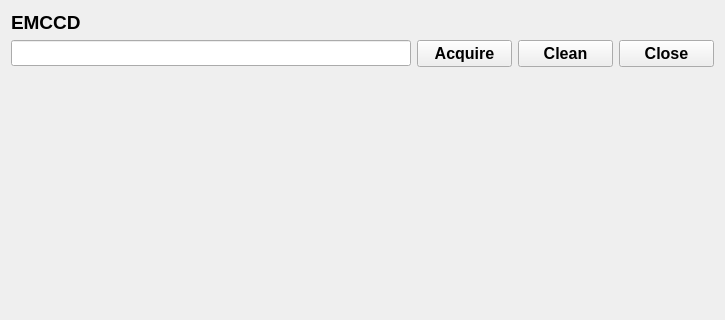
The window that labctrl/components/cameras/EMCCD/bundle_widget.ui (Astro-Aionia/CB331-Labctrl) describes before a commit, drawn with Qt 5; both pictures show x 0 to 725 and y 0 to 320 of the 725 by 650 pixel window.
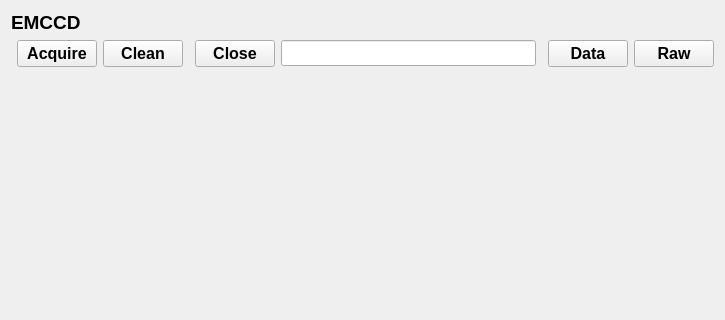
The same window after the commit.

Commit message: add funtion: open the data directory

```diff
--- a/labctrl/components/cameras/EMCCD/bundle_widget.ui
+++ b/labctrl/components/cameras/EMCCD/bundle_widget.ui
@@ -14,64 +14,7 @@
    <string>EMCCD</string>
   </property>
   <layout class="QGridLayout" name="gridLayout">
-   <item row="1" column="3">
-    <widget class="QPushButton" name="pushButton_3">
-     <property name="sizePolicy">
-      <sizepolicy hsizetype="Minimum" vsizetype="Fixed">
-       <horstretch>0</horstretch>
-       <verstretch>0</verstretch>
-      </sizepolicy>
-     </property>
-     <property name="font">
-      <font>
-       <pointsize>12</pointsize>
-       <bold>true</bold>
-      </font>
-     </property>
-     <property name="text">
-      <string>Close</string>
-     </property>
-    </widget>
-   </item>
-   <item row="1" column="1">
-    <widget class="QPushButton" name="pushButton_1">
-     <property name="sizePolicy">
-      <sizepolicy hsizetype="Minimum" vsizetype="Fixed">
-       <horstretch>0</horstretch>
-       <verstretch>0</verstretch>
-      </sizepolicy>
-     </property>
-     <property name="font">
-      <font>
-       <pointsize>12</pointsize>
-       <bold>true</bold>
-      </font>
-     </property>
-     <property name="text">
-      <string>Acquire</string>
-     </property>
-    </widget>
-   </item>
-   <item row="1" column="2">
-    <widget class="QPushButton" name="pushButton_2">
-     <property name="sizePolicy">
-      <sizepolicy hsizetype="Minimum" vsizetype="Fixed">
-       <horstretch>0</horstretch>
-       <verstretch>0</verstretch>
-      </sizepolicy>
-     </property>
-     <property name="font">
-      <font>
-       <pointsize>12</pointsize>
-       <bold>true</bold>
-      </font>
-     </property>
-     <property name="text">
-      <string>Clean</string>
-     </property>
-    </widget>
-   </item>
-   <item row="1" column="0">
+   <item row="1" column="5">
     <widget class="QLineEdit" name="lineEdit">
      <property name="maximumSize">
       <size>
@@ -106,7 +49,7 @@
      </property>
     </widget>
    </item>
-   <item row="2" column="0" colspan="4">
+   <item row="2" column="0" colspan="9">
     <widget class="QWidget" name="widget" native="true">
      <property name="font">
       <font>
@@ -116,6 +59,101 @@
      </property>
     </widget>
    </item>
+   <item row="1" column="8">
+    <widget class="QPushButton" name="pushButton_5">
+     <property name="sizePolicy">
+      <sizepolicy hsizetype="Minimum" vsizetype="Fixed">
+       <horstretch>0</horstretch>
+       <verstretch>0</verstretch>
+      </sizepolicy>
+     </property>
+     <property name="font">
+      <font>
+       <pointsize>12</pointsize>
+       <bold>true</bold>
+      </font>
+     </property>
+     <property name="text">
+      <string>Raw</string>
+     </property>
+    </widget>
+   </item>
+   <item row="1" column="4">
+    <widget class="QPushButton" name="pushButton_3">
+     <property name="sizePolicy">
+      <sizepolicy hsizetype="Minimum" vsizetype="Fixed">
+       <horstretch>0</horstretch>
+       <verstretch>0</verstretch>
+      </sizepolicy>
+     </property>
+     <property name="font">
+      <font>
+       <pointsize>12</pointsize>
+       <bold>true</bold>
+      </font>
+     </property>
+     <property name="text">
+      <string>Close</string>
+     </property>
+    </widget>
+   </item>
+   <item row="1" column="1">
+    <widget class="QPushButton" name="pushButton_1">
+     <property name="sizePolicy">
+      <sizepolicy hsizetype="Minimum" vsizetype="Fixed">
+       <horstretch>0</horstretch>
+       <verstretch>0</verstretch>
+      </sizepolicy>
+     </property>
+     <property name="font">
+      <font>
+       <pointsize>12</pointsize>
+       <bold>true</bold>
+      </font>
+     </property>
+     <property name="text">
+      <string>Acquire</string>
+     </property>
+    </widget>
+   </item>
+   <item row="1" column="2">
+    <widget class="QPushButton" name="pushButton_2">
+     <property name="sizePolicy">
+      <sizepolicy hsizetype="Minimum" vsizetype="Fixed">
+       <horstretch>0</horstretch>
+       <verstretch>0</verstretch>
+      </sizepolicy>
+     </property>
+     <property name="font">
+      <font>
+       <pointsize>12</pointsize>
+       <bold>true</bold>
+      </font>
+     </property>
+     <property name="text">
+      <string>Clean</string>
+     </property>
+    </widget>
+   </item>
+   <item row="1" column="7">
+    <widget class="QPushButton" name="pushButton_4">
+     <property name="sizePolicy">
+      <sizepolicy hsizetype="Minimum" vsizetype="Fixed">
+       <horstretch>0</horstretch>
+       <verstretch>0</verstretch>
+      </sizepolicy>
+     </property>
+     <property name="font">
+      <font>
+       <pointsize>12</pointsize>
+       <bold>true</bold>
+      </font>
+     </property>
+     <property name="text">
+      <string>Data</string>
+     </property>
+    </widget>
+   </item>
   </layout>
  </widget>
  <resources/>
```
The commit also changes 4 other files.
